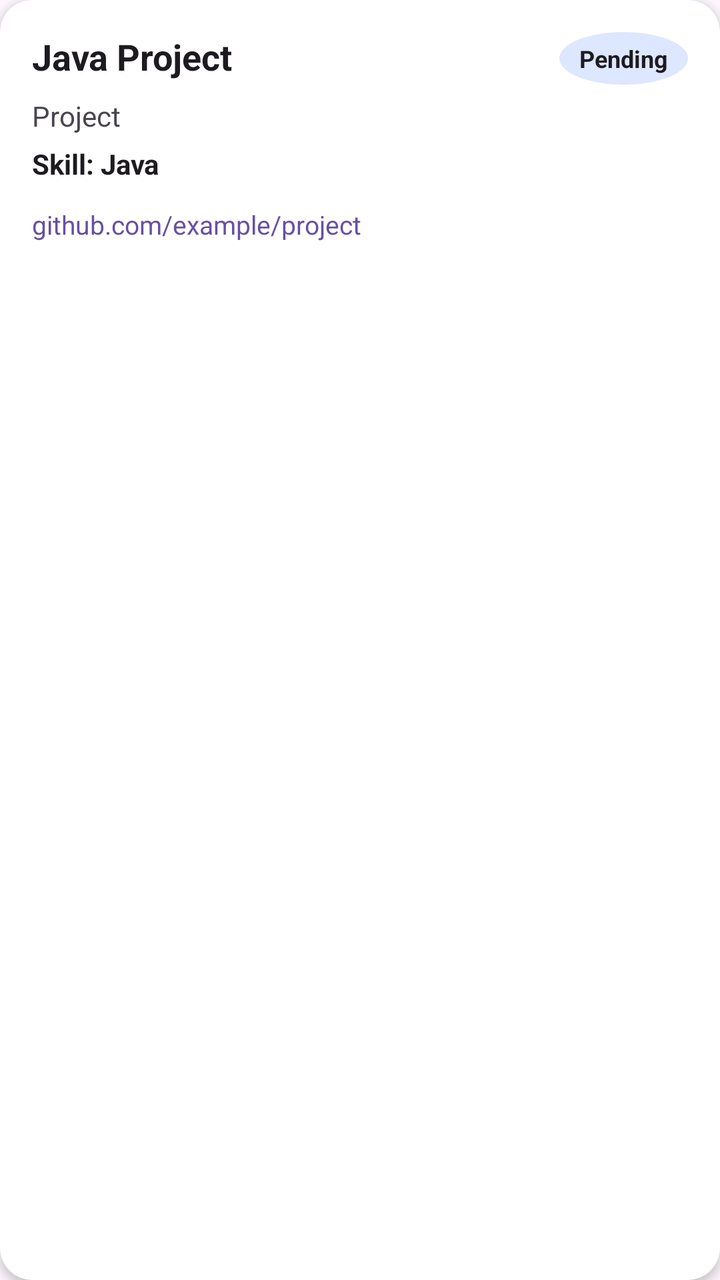
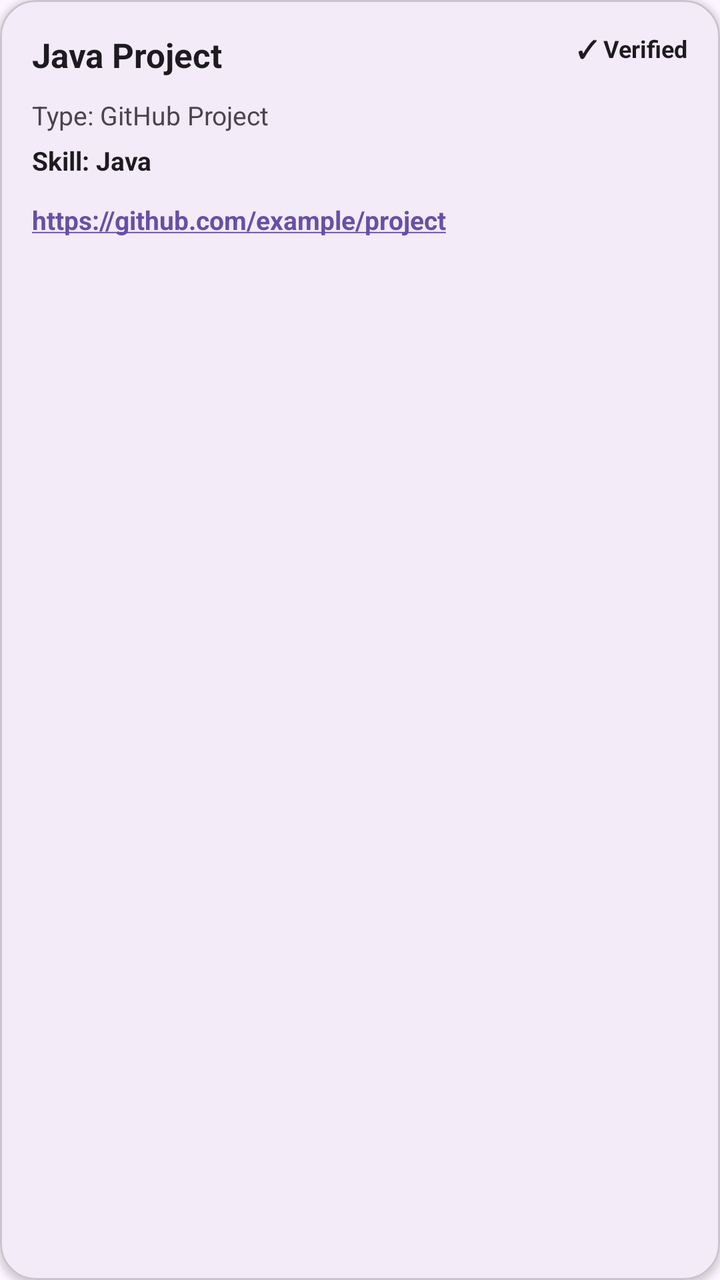

Two renders of the same Android screen: before a commit and after it. Below are the layout's source before the change and the commit's diff.
<!-- AndroidManifest.xml: application theme Theme.Skill_Proof_MAD_ASSIGNMENT_1 -->
<!-- res/layout/item_evidence.xml -->
<?xml version="1.0" encoding="utf-8"?>
<androidx.cardview.widget.CardView
    xmlns:android="http://schemas.android.com/apk/res/android"
    xmlns:app="http://schemas.android.com/apk/res-auto"
    android:layout_width="match_parent"
    android:layout_height="wrap_content"
    android:layout_marginStart="16dp"
    android:layout_marginEnd="16dp"
    android:layout_marginBottom="12dp"
    app:cardCornerRadius="16dp"
    app:cardElevation="3dp">

    <androidx.constraintlayout.widget.ConstraintLayout
        android:layout_width="match_parent"
        android:layout_height="wrap_content"
        android:padding="16dp">

        
        <TextView
            android:id="@+id/tvEvidenceTitle"
            android:layout_width="0dp"
            android:layout_height="wrap_content"
            android:text="Java Project"
            android:textSize="18sp"
            android:textStyle="bold"
            android:textColor="?android:attr/textColorPrimary"
            android:maxLines="2"
            android:ellipsize="end"
            app:layout_constraintTop_toTopOf="parent"
            app:layout_constraintStart_toStartOf="parent"
            app:layout_constraintEnd_toStartOf="@id/tvEvidenceStatus"
            android:layout_marginEnd="12dp" />

        
        <TextView
            android:id="@+id/tvEvidenceStatus"
            android:layout_width="wrap_content"
            android:layout_height="wrap_content"
            android:text="Pending"
            android:textSize="12sp"
            android:textStyle="bold"
            android:paddingStart="10dp"
            android:paddingEnd="10dp"
            android:paddingTop="5dp"
            android:paddingBottom="5dp"
            android:background="@drawable/bg_circle"
            android:textColor="?android:attr/textColorPrimary"
            app:layout_constraintTop_toTopOf="parent"
            app:layout_constraintEnd_toEndOf="parent" />

        
        <TextView
            android:id="@+id/tvEvidenceType"
            android:layout_width="0dp"
            android:layout_height="wrap_content"
            android:text="Project"
            android:textSize="14sp"
            android:textColor="?android:attr/textColorSecondary"
            android:layout_marginTop="8dp"
            app:layout_constraintTop_toBottomOf="@id/tvEvidenceTitle"
            app:layout_constraintStart_toStartOf="parent"
            app:layout_constraintEnd_toEndOf="parent" />

        
        <TextView
            android:id="@+id/tvEvidenceSkill"
            android:layout_width="0dp"
            android:layout_height="wrap_content"
            android:text="Skill: Java"
            android:textSize="14sp"
            android:textStyle="bold"
            android:textColor="?android:attr/textColorPrimary"
            android:layout_marginTop="5dp"
            app:layout_constraintTop_toBottomOf="@id/tvEvidenceType"
            app:layout_constraintStart_toStartOf="parent"
            app:layout_constraintEnd_toEndOf="parent" />

        
        <ImageView
            android:id="@+id/ivEvidenceAttachment"
            android:layout_width="0dp"
            android:layout_height="180dp"
            android:layout_marginTop="12dp"
            android:scaleType="centerCrop"
            android:contentDescription="Evidence attachment"
            android:visibility="gone"
            app:layout_constraintTop_toBottomOf="@id/tvEvidenceSkill"
            app:layout_constraintStart_toStartOf="parent"
            app:layout_constraintEnd_toEndOf="parent" />

        
        <TextView
            android:id="@+id/tvEvidenceLink"
            android:layout_width="0dp"
            android:layout_height="wrap_content"
            android:text="github.com/example/project"
            android:textSize="13sp"
            android:textColor="?attr/colorPrimary"
            android:maxLines="2"
            android:ellipsize="end"
            android:clickable="true"
            android:focusable="true"
            android:layout_marginTop="12dp"
            app:layout_constraintTop_toBottomOf="@id/ivEvidenceAttachment"
            app:layout_constraintStart_toStartOf="parent"
            app:layout_constraintEnd_toEndOf="parent"
            app:layout_constraintBottom_toBottomOf="parent" />

    </androidx.constraintlayout.widget.ConstraintLayout>

</androidx.cardview.widget.CardView>
<!-- resources referenced by this layout -->
<resources>
  <!-- drawable bg_circle (drawable) -->
  <?xml version="1.0" encoding="utf-8"?>
  <shape xmlns:android="http://schemas.android.com/apk/res/android"
      android:shape="oval">
  
      <solid android:color="#DDE7FF" />
  
  </shape>
  <style name="Theme.Skill_Proof_MAD_ASSIGNMENT_1" parent="Base.Theme.Skill_Proof_MAD_ASSIGNMENT_1" />
  <style name="Base.Theme.Skill_Proof_MAD_ASSIGNMENT_1" parent="Theme.Material3.DayNight.NoActionBar">
          
          
      </style>
</resources>

<!-- the commit's change to res/layout/item_evidence.xml (unified diff, before → after) -->
@@ -1,5 +1,5 @@
 <?xml version="1.0" encoding="utf-8"?>
-<androidx.cardview.widget.CardView
+<com.google.android.material.card.MaterialCardView
     xmlns:android="http://schemas.android.com/apk/res/android"
     xmlns:app="http://schemas.android.com/apk/res-auto"
     android:layout_width="match_parent"
@@ -7,8 +7,9 @@
     android:layout_marginStart="16dp"
     android:layout_marginEnd="16dp"
     android:layout_marginBottom="12dp"
-    app:cardCornerRadius="16dp"
-    app:cardElevation="3dp">
+    app:cardCornerRadius="18dp"
+    app:cardElevation="2dp"
+    app:strokeWidth="1dp">
 
     <androidx.constraintlayout.widget.ConstraintLayout
         android:layout_width="match_parent"
@@ -16,96 +17,95 @@
         android:padding="16dp">
 
         
+
         <TextView
             android:id="@+id/tvEvidenceTitle"
             android:layout_width="0dp"
             android:layout_height="wrap_content"
             android:text="Java Project"
-            android:textSize="18sp"
+            android:textSize="17sp"
             android:textStyle="bold"
             android:textColor="?android:attr/textColorPrimary"
-            android:maxLines="2"
-            android:ellipsize="end"
-            app:layout_constraintTop_toTopOf="parent"
             app:layout_constraintStart_toStartOf="parent"
             app:layout_constraintEnd_toStartOf="@id/tvEvidenceStatus"
+            app:layout_constraintTop_toTopOf="parent"
             android:layout_marginEnd="12dp" />
 
         
+
         <TextView
             android:id="@+id/tvEvidenceStatus"
             android:layout_width="wrap_content"
             android:layout_height="wrap_content"
-            android:text="Pending"
+            android:text="✓ Verified"
             android:textSize="12sp"
             android:textStyle="bold"
-            android:paddingStart="10dp"
-            android:paddingEnd="10dp"
-            android:paddingTop="5dp"
-            android:paddingBottom="5dp"
-            android:background="@drawable/bg_circle"
             android:textColor="?android:attr/textColorPrimary"
-            app:layout_constraintTop_toTopOf="parent"
-            app:layout_constraintEnd_toEndOf="parent" />
+            app:layout_constraintEnd_toEndOf="parent"
+            app:layout_constraintTop_toTopOf="parent" />
 
         
+
         <TextView
             android:id="@+id/tvEvidenceType"
             android:layout_width="0dp"
             android:layout_height="wrap_content"
-            android:text="Project"
-            android:textSize="14sp"
+            android:layout_marginTop="10dp"
+            android:text="Type: GitHub Project"
+            android:textSize="13sp"
             android:textColor="?android:attr/textColorSecondary"
-            android:layout_marginTop="8dp"
-            app:layout_constraintTop_toBottomOf="@id/tvEvidenceTitle"
             app:layout_constraintStart_toStartOf="parent"
-            app:layout_constraintEnd_toEndOf="parent" />
+            app:layout_constraintEnd_toEndOf="parent"
+            app:layout_constraintTop_toBottomOf="@id/tvEvidenceTitle" />
 
         
+
         <TextView
             android:id="@+id/tvEvidenceSkill"
             android:layout_width="0dp"
             android:layout_height="wrap_content"
+            android:layout_marginTop="5dp"
             android:text="Skill: Java"
-            android:textSize="14sp"
+            android:textSize="13sp"
             android:textStyle="bold"
             android:textColor="?android:attr/textColorPrimary"
-            android:layout_marginTop="5dp"
-            app:layout_constraintTop_toBottomOf="@id/tvEvidenceType"
             app:layout_constraintStart_toStartOf="parent"
-            app:layout_constraintEnd_toEndOf="parent" />
+            app:layout_constraintEnd_toEndOf="parent"
+            app:layout_constraintTop_toBottomOf="@id/tvEvidenceType" />
 
         
+
         <ImageView
             android:id="@+id/ivEvidenceAttachment"
-            android:layout_width="0dp"
-            android:layout_height="180dp"
+            android:layout_width="72dp"
+            android:layout_height="72dp"
             android:layout_marginTop="12dp"
             android:scaleType="centerCrop"
             android:contentDescription="Evidence attachment"
             android:visibility="gone"
-            app:layout_constraintTop_toBottomOf="@id/tvEvidenceSkill"
             app:layout_constraintStart_toStartOf="parent"
-            app:layout_constraintEnd_toEndOf="parent" />
+            app:layout_constraintTop_toBottomOf="@id/tvEvidenceSkill" />
 
         
+
         <TextView
             android:id="@+id/tvEvidenceLink"
             android:layout_width="0dp"
             android:layout_height="wrap_content"
-            android:text="github.com/example/project"
+            android:layout_marginTop="12dp"
+            android:text="https://github.com/example/project"
             android:textSize="13sp"
-            android:textColor="?attr/colorPrimary"
+            android:textStyle="bold"
+            android:autoLink="web"
+            android:ellipsize="end"
             android:maxLines="2"
-            android:ellipsize="end"
             android:clickable="true"
             android:focusable="true"
-            android:layout_marginTop="12dp"
-            app:layout_constraintTop_toBottomOf="@id/ivEvidenceAttachment"
+            android:textColor="?attr/colorPrimary"
             app:layout_constraintStart_toStartOf="parent"
             app:layout_constraintEnd_toEndOf="parent"
-            app:layout_constraintBottom_toBottomOf="parent" />
+            app:layout_constraintTop_toBottomOf="@id/ivEvidenceAttachment" />
 
     </androidx.constraintlayout.widget.ConstraintLayout>
 
-</androidx.cardview.widget.CardView>
+</com.google.android.material.card.MaterialCardView>
<!-- resource entries referenced after the edit -->
@@ -1,13 +1,5 @@
 <!-- resources referenced by this layout -->
 <resources>
-  <!-- drawable bg_circle (drawable) -->
-  <?xml version="1.0" encoding="utf-8"?>
-  <shape xmlns:android="http://schemas.android.com/apk/res/android"
-      android:shape="oval">
-  
-      <solid android:color="#DDE7FF" />
-  
-  </shape>
   <style name="Theme.Skill_Proof_MAD_ASSIGNMENT_1" parent="Base.Theme.Skill_Proof_MAD_ASSIGNMENT_1" />
   <style name="Base.Theme.Skill_Proof_MAD_ASSIGNMENT_1" parent="Theme.Material3.DayNight.NoActionBar">
           
